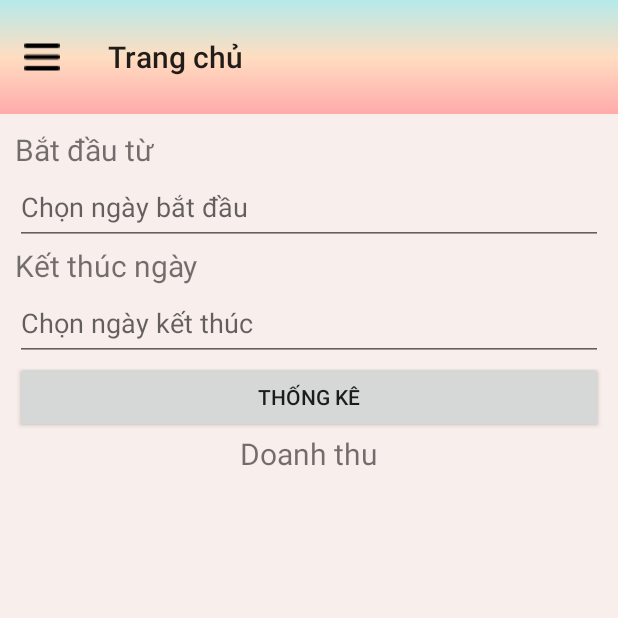
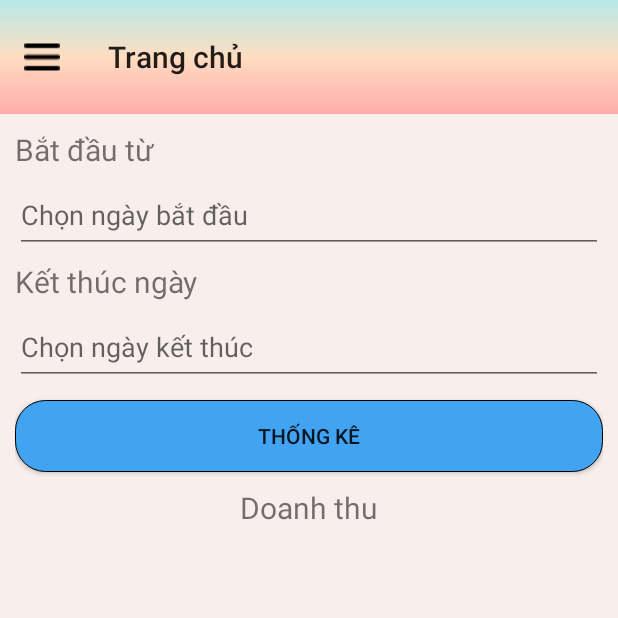
Before and after one commit to sonnnnn2222/Project, an Android app: the fragment ThongKeDoanhThuFrament placed in its activity, on a phone screen of 412 x 824 dp, the top half of it. Run offline under Robolectric (Android 15) with nearby library versions, the phone set to English and light mode, and no system bars; libraries missing offline, so code that uses them is left out: com.denzcoskun.imageslider; 5 statements that could not run were skipped.

Commit message:
sua layout

```diff
--- a/app/src/main/AndroidManifest.xml
+++ b/app/src/main/AndroidManifest.xml
@@ -20,10 +20,10 @@
             android:exported="false" />
 
         <activity
-            android:name=".MainActivity"
+            android:name=".WelcomeActivity"
             android:exported="false"/>
         <activity
-            android:name=".WelcomeActivity"
+            android:name=".MainActivity"
 
             android:exported="true">
             <intent-filter>
--- a/app/src/main/res/drawable/custom_button.xml
+++ b/app/src/main/res/drawable/custom_button.xml
@@ -1,9 +1,9 @@
 <?xml version="1.0" encoding="utf-8"?>
 <shape xmlns:android="http://schemas.android.com/apk/res/android">
 
-    <gradient android:endColor="#d9d9d9"
-        android:startColor="#d9d9d9"
-        android:centerColor="#d9d9d9"
+    <gradient android:endColor="#41A3F1"
+        android:startColor="#41A3F1"
+        android:centerColor="#41A3F1"
         android:angle="90"
         android:type="linear"/>
     <stroke android:width="0.5dp"
--- a/app/src/main/res/layout/fragment_thongkedoanhthu.xml
+++ b/app/src/main/res/layout/fragment_thongkedoanhthu.xml
@@ -9,23 +9,27 @@
         android:layout_width="match_parent"
         android:layout_height="wrap_content"
         android:text="Bắt đầu từ"
+        android:layout_marginBottom="5sp"
         android:textSize="20sp"
         />
     <EditText
         android:layout_width="match_parent"
         android:layout_height="50dp"
         android:hint="Chọn ngày bắt đầu"
+        android:layout_marginBottom="5sp"
         android:id="@+id/edtStart"
         />
     <TextView
         android:layout_width="match_parent"
         android:layout_height="wrap_content"
         android:text="Kết thúc ngày"
+        android:layout_marginBottom="5sp"
         android:textSize="20sp"
         />
     <EditText
         android:layout_width="match_parent"
         android:layout_height="50dp"
+        android:layout_marginBottom="10sp"
         android:hint="Chọn ngày kết thúc"
         android:id="@+id/edtEnd"
         />
@@ -33,6 +37,8 @@
         android:layout_width="match_parent"
         android:layout_height="wrap_content"
         android:text="Thống kê"
+        android:layout_marginBottom="10sp"
+        android:background="@drawable/custom_button"
         android:id="@+id/btnThongKe"
         />
     <TextView
```
